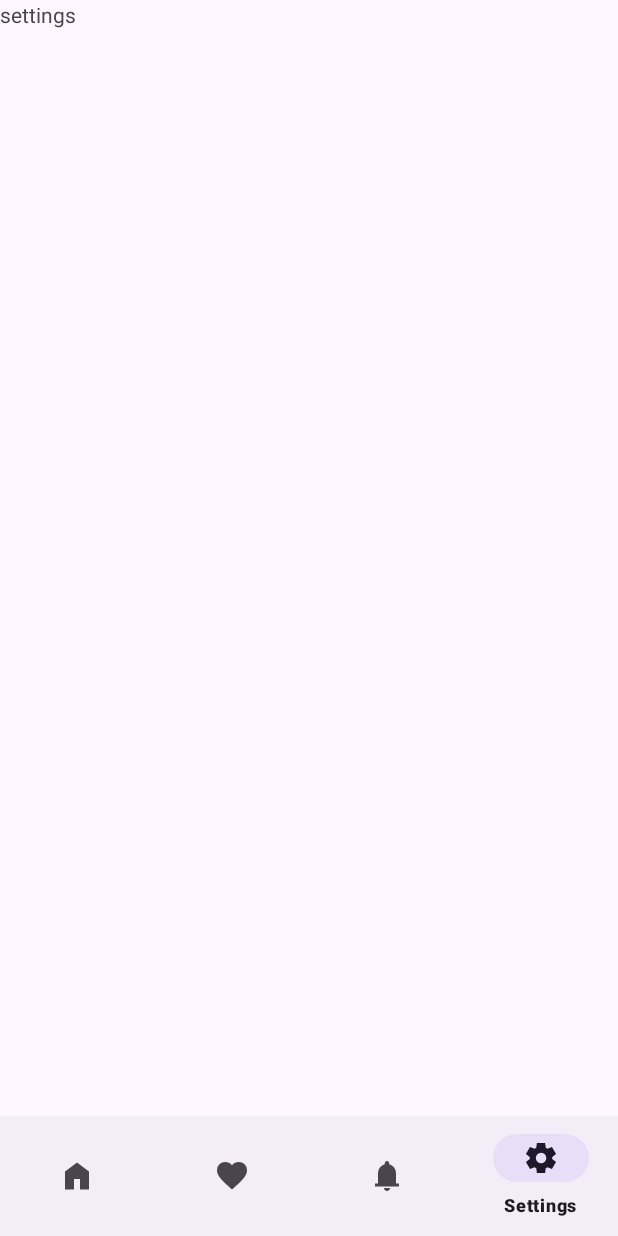
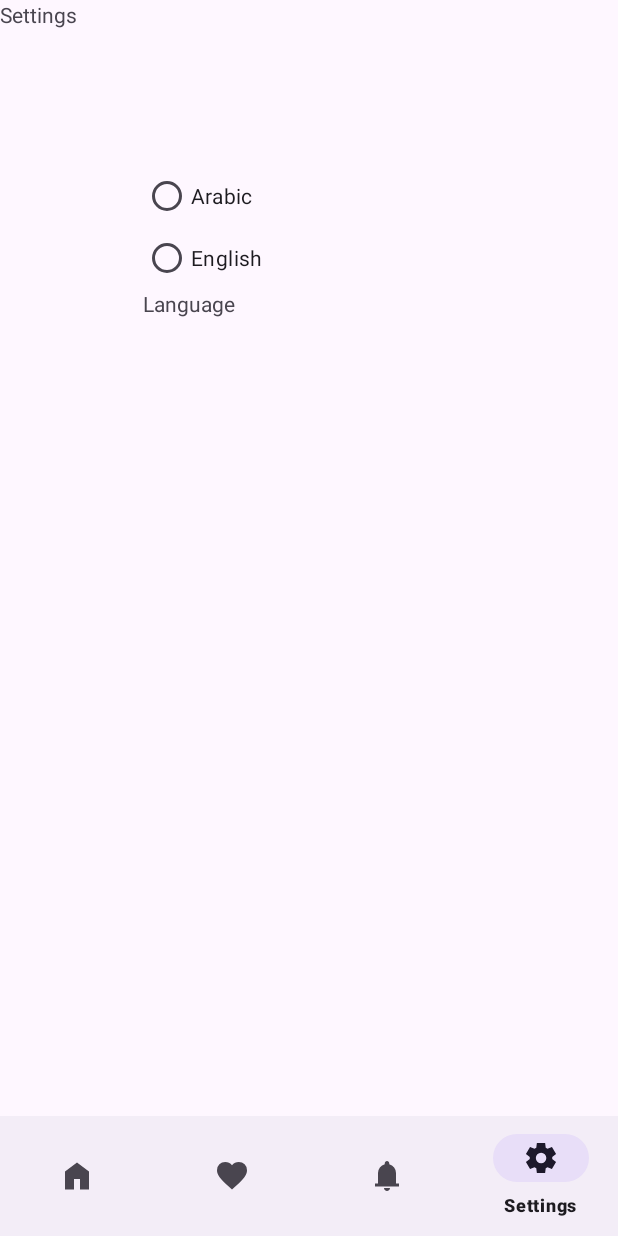
Before and after one commit to sarrahAshrraf/WeatherApp, an Android app: the screen it shows after launch (HomeActivity), item 4 of the bottom bar chosen, on a phone screen of 412 x 824 dp. Run offline under Robolectric (Android 15) with nearby library versions, the phone set to English and light mode, and no system bars.

Commit message:
complete the language settings implmentation and ui

```diff
--- a/app/build.gradle.kts
+++ b/app/build.gradle.kts
@@ -5,7 +5,7 @@ plugins {
 
 android {
     viewBinding{ enable= true}
-    dataBinding{enable = true}
+//    dataBinding{enable = true}
     namespace = "com.example.weatherapppoject"
     compileSdk = 34
 
--- a/app/src/main/AndroidManifest.xml
+++ b/app/src/main/AndroidManifest.xml
@@ -16,7 +16,7 @@
             android:name=".view.HomeActivity"
             android:exported="false" />
         <activity
-            android:name=".view.MainActivity"
+            android:name=".view.SplashScreen"
             android:exported="true">
             <intent-filter>
                 <action android:name="android.intent.action.MAIN" />
--- /dev/null
+++ b/app/src/main/java/com/example/weatherapppoject/sharedprefrences/SharedPrefrencesManager.kt
@@ -0,0 +1,45 @@
+package com.example.weatherapppoject.sharedprefrences
+
+import android.content.Context
+import android.content.SharedPreferences
+import kotlinx.coroutines.InternalCoroutinesApi
+import kotlinx.coroutines.internal.synchronized
+
+//make it single tone
+class SharedPrefrencesManager private constructor(context: Context){
+
+                private val sharedPreferences: SharedPreferences =
+                        context.applicationContext.getSharedPreferences(PREF_NAME, Context.MODE_PRIVATE)
+
+                fun saveString(key: String, value: String) {
+                        sharedPreferences.edit().putString(key, value).apply()
+                }
+
+                fun getString(key: String, defaultValue: String): String {
+                        return sharedPreferences.getString(key, defaultValue) ?: defaultValue
+                }
+
+                fun removeKey(key: String) {
+                        sharedPreferences.edit().remove(key).apply()
+                }
+
+                companion object {
+                        private const val PREF_NAME = "MyAppPreferences"
+                        private var instance: SharedPrefrencesManager? = null
+
+                        @OptIn(InternalCoroutinesApi::class)
+                        fun getInstance(context: Context): SharedPrefrencesManager {
+                                return instance ?: synchronized(this) {
+                                        instance ?: SharedPrefrencesManager(context).also { instance = it }
+                                }
+                        }
+                }
+        }
+
+
+enum class SharedKey {
+        LANGUAGE,
+        CITY
+
+
+}
--- a/app/src/main/java/com/example/weatherapppoject/view/HomeFragment.kt
+++ b/app/src/main/java/com/example/weatherapppoject/view/HomeFragment.kt
@@ -6,6 +6,8 @@ import android.view.LayoutInflater
 import android.view.View
 import android.view.ViewGroup
 import com.example.weatherapppoject.R
+import com.example.weatherapppoject.sharedprefrences.SharedKey
+import com.example.weatherapppoject.sharedprefrences.SharedPrefrencesManager
 
 // TODO: Rename parameter arguments, choose names that match
 // the fragment initialization parameters, e.g. ARG_ITEM_NUMBER
@@ -18,16 +20,16 @@ private const val ARG_PARAM2 = "param2"
  * create an instance of this fragment.
  */
 class HomeFragment : Fragment() {
-    // TODO: Rename and change types of parameters
-    private var param1: String? = null
-    private var param2: String? = null
+    private lateinit var sharedPreferencesManager: SharedPrefrencesManager
+
 
     override fun onCreate(savedInstanceState: Bundle?) {
         super.onCreate(savedInstanceState)
-        arguments?.let {
-            param1 = it.getString(ARG_PARAM1)
-            param2 = it.getString(ARG_PARAM2)
-        }
+        // Get the SharedPreferencesManager instance
+        sharedPreferencesManager = SharedPrefrencesManager.getInstance(requireContext())
+        // Retrieve data
+        val value = sharedPreferencesManager.getString(SharedKey.LANGUAGE.name, "default")
+
     }
 
     override fun onCreateView(
@@ -37,24 +39,4 @@ class HomeFragment : Fragment() {
         // Inflate the layout for this fragment
         return inflater.inflate(R.layout.fragment_home, container, false)
     }
-
-    companion object {
-        /**
-         * Use this factory method to create a new instance of
-         * this fragment using the provided parameters.
-         *
-         * @param param1 Parameter 1.
-         * @param param2 Parameter 2.
-         * @return A new instance of fragment HomeFragment.
-         */
-        // TODO: Rename and change types and number of parameters
-        @JvmStatic
-        fun newInstance(param1: String, param2: String) =
-            HomeFragment().apply {
-                arguments = Bundle().apply {
-                    putString(ARG_PARAM1, param1)
-                    putString(ARG_PARAM2, param2)
-                }
-            }
-    }
 }
--- a/app/src/main/java/com/example/weatherapppoject/view/SettingsFragment.kt
+++ b/app/src/main/java/com/example/weatherapppoject/view/SettingsFragment.kt
@@ -1,60 +1,92 @@
 package com.example.weatherapppoject.view
 
+import android.content.Context
+import android.content.res.Configuration
+import android.os.Build
 import android.os.Bundle
 import androidx.fragment.app.Fragment
 import android.view.LayoutInflater
 import android.view.View
 import android.view.ViewGroup
+import android.widget.RadioButton
+import android.widget.Toast
 import com.example.weatherapppoject.R
+import com.example.weatherapppoject.databinding.FragmentSettingsBinding
+import com.example.weatherapppoject.sharedprefrences.SharedKey
+import com.example.weatherapppoject.sharedprefrences.SharedPrefrencesManager
+import com.example.weatherapppoject.view.ContextUtils
+import java.util.Locale
 
-// TODO: Rename parameter arguments, choose names that match
-// the fragment initialization parameters, e.g. ARG_ITEM_NUMBER
-private const val ARG_PARAM1 = "param1"
-private const val ARG_PARAM2 = "param2"
-
-/**
- * A simple [Fragment] subclass.
- * Use the [SettingsFragment.newInstance] factory method to
- * create an instance of this fragment.
- */
 class SettingsFragment : Fragment() {
-    // TODO: Rename and change types of parameters
-    private var param1: String? = null
-    private var param2: String? = null
-
-    override fun onCreate(savedInstanceState: Bundle?) {
-        super.onCreate(savedInstanceState)
-        arguments?.let {
-            param1 = it.getString(ARG_PARAM1)
-            param2 = it.getString(ARG_PARAM2)
-        }
-    }
+    lateinit var binding: FragmentSettingsBinding
+    private lateinit var sharedPreferencesManager: SharedPrefrencesManager
 
     override fun onCreateView(
         inflater: LayoutInflater, container: ViewGroup?,
         savedInstanceState: Bundle?
-    ): View? {
-        // Inflate the layout for this fragment
-        return inflater.inflate(R.layout.fragment_settings, container, false)
+    ): View {
+        binding = FragmentSettingsBinding.inflate(inflater, container, false)
+        return binding.root
     }
 
-    companion object {
-        /**
-         * Use this factory method to create a new instance of
-         * this fragment using the provided parameters.
-         *
-         * @param param1 Parameter 1.
-         * @param param2 Parameter 2.
-         * @return A new instance of fragment SettingsFragment.
-         */
-        // TODO: Rename and change types and number of parameters
-        @JvmStatic
-        fun newInstance(param1: String, param2: String) =
-            SettingsFragment().apply {
-                arguments = Bundle().apply {
-                    putString(ARG_PARAM1, param1)
-                    putString(ARG_PARAM2, param2)
+    override fun onCreate(savedInstanceState: Bundle?) {
+        super.onCreate(savedInstanceState)
+        // Get the SharedPreferencesManager instance
+        sharedPreferencesManager = SharedPrefrencesManager.getInstance(requireContext())
+
+          }
+    override fun onViewCreated(view: View, savedInstanceState: Bundle?) {
+        super.onViewCreated(view, savedInstanceState)
+
+        binding.langueRadioGrop.setOnCheckedChangeListener { group, checkedId ->
+            val checkedRadioButton = group.findViewById<RadioButton>(checkedId)
+            if (!checkedRadioButton.isChecked) {
+                checkedRadioButton.isChecked = true
+            } else {
+                when (checkedId) {
+                    R.id.arRdiobtn -> {
+                        binding.enRdiobtn.isChecked = false
+                        Toast.makeText(requireContext(),"en", Toast.LENGTH_SHORT).show()
+                        setLocale("ar")
+                        // Save data
+                        sharedPreferencesManager.saveString(SharedKey.LANGUAGE.name, "ar")
+
+                    }
+                    R.id.enRdiobtn -> {
+                        binding.arRdiobtn.isChecked = false
+                        Toast.makeText(requireContext(),"ar",Toast.LENGTH_SHORT).show()
+                        sharedPreferencesManager.saveString(SharedKey.LANGUAGE.name, "en")
+
+                        setLocale("en")
+                    }
                 }
             }
+        }
+    }
+
+    private fun setLocale(languageCode: String) {
+        val locale = Locale(languageCode)
+        Locale.setDefault(locale)
+        val resources = requireContext().resources
+
+        val config = Configuration(resources.configuration)
+        config.setLocale(locale)
+
+        val context= ContextUtils.wrapContext(requireContext(), locale)
+        val translatedSettingsText = context.getString(R.string.settings)
+        val translatedLanguageText = context.getString(R.string.language)
+
+        binding.textView9.text = translatedSettingsText
+        binding.textView10.text = translatedLanguageText
+
+//        requireActivity().recreate()
     }
 }
+object ContextUtils {
+    fun wrapContext(baseContext: Context, locale: Locale): Context {
+        val config = Configuration(baseContext.resources.configuration)
+        Locale.setDefault(locale)
+        config.setLocale(locale)
+        return baseContext.createConfigurationContext(config)
+    }
+}
--- a/app/src/main/java/com/example/weatherapppoject/view/MainActivity.kt
+++ b/app/src/main/java/com/example/weatherapppoject/view/SplashScreen.kt
@@ -5,31 +5,35 @@ import androidx.appcompat.app.AppCompatActivity
 import android.os.Bundle
 import android.os.Handler
 import com.example.weatherapppoject.R
-import com.airbnb.lottie.LottieAnimationView
 import com.bumptech.glide.Glide
 import com.example.weatherapppoject.databinding.ActivityMainBinding
 
-class MainActivity : AppCompatActivity() {
+class SplashScreen : AppCompatActivity() {
     private lateinit var binding: ActivityMainBinding
     private val handler = Handler()
+    private var isFirstLaunch = true
 
     override fun onCreate(savedInstanceState: Bundle?) {
         super.onCreate(savedInstanceState)
         binding = ActivityMainBinding.inflate(layoutInflater)
         setContentView(binding.root)
+
+        isFirstLaunch = savedInstanceState == null
+        if (isFirstLaunch) {
             binding.animationView.playAnimation()
             Glide.with(this)
                 .asGif()
                 .load(R.drawable.wordsplashscreen)
                 .into(binding.imageView)
-
             handler.postDelayed({
                 binding.animationView.cancelAnimation()
-            navigateToHomeActivity() }, 5000)
+                navigateToHomeActivity()
+            }, 5000)
+        } else {
+            navigateToHomeActivity()
+        }
+    }
 
-
-
-    }
     private fun navigateToHomeActivity() {
         val intent = Intent(this, HomeActivity::class.java)
         startActivity(intent)
@@ -38,16 +42,22 @@ class MainActivity : AppCompatActivity() {
 
     override fun onResume() {
         super.onResume()
+        if (isFirstLaunch) {
             binding.animationView.resumeAnimation()
+        }
     }
 
     override fun onPause() {
         super.onPause()
+        if (isFirstLaunch) {
             binding.animationView.pauseAnimation()
+        }
     }
 
     override fun onDestroy() {
         super.onDestroy()
+        if (isFirstLaunch) {
             binding.animationView.cancelAnimation()
         }
     }
+}
--- a/app/src/main/res/layout/activity_main.xml
+++ b/app/src/main/res/layout/activity_main.xml
@@ -5,7 +5,7 @@
     android:layout_width="match_parent"
     android:layout_height="match_parent"
     android:backgroundTint="#FFFFFF"
-    tools:context=".view.MainActivity">
+    tools:context=".view.SplashScreen">
 
     <com.airbnb.lottie.LottieAnimationView
         android:id="@+id/animationView"
--- a/app/src/main/res/layout/fragment_settings.xml
+++ b/app/src/main/res/layout/fragment_settings.xml
@@ -1,14 +1,78 @@
 <?xml version="1.0" encoding="utf-8"?>
-<FrameLayout xmlns:android="http://schemas.android.com/apk/res/android"
+<androidx.constraintlayout.widget.ConstraintLayout
+    xmlns:android="http://schemas.android.com/apk/res/android"
     xmlns:tools="http://schemas.android.com/tools"
+    xmlns:app="http://schemas.android.com/apk/res-auto"
     android:layout_width="match_parent"
     android:layout_height="match_parent"
     tools:context=".view.SettingsFragment">
 
-    <!-- TODO: Update blank fragment layout -->
     <TextView
+        android:id="@+id/textView9"
         android:layout_width="match_parent"
         android:layout_height="match_parent"
-        android:text="settings" />
+        android:text="@string/settings" />
 
-</FrameLayout>
+    <RadioGroup
+        android:id="@+id/langueRadioGrop"
+        android:layout_width="220dp"
+        android:layout_height="102dp"
+        android:layout_marginBottom="496dp"
+        app:layout_constraintBottom_toBottomOf="parent"
+        app:layout_constraintEnd_toEndOf="parent"
+        app:layout_constraintHorizontal_bias="0.497"
+        app:layout_constraintStart_toStartOf="parent"
+        app:layout_constraintTop_toTopOf="@+id/textView9"
+        app:layout_constraintVertical_bias="0.752">
+
+        <RadioButton
+            android:id="@+id/arRdiobtn"
+            android:layout_width="wrap_content"
+            android:layout_height="wrap_content"
+            android:layout_weight="1"
+            android:text="@string/arabic" />
+
+        <RadioButton
+            android:id="@+id/enRdiobtn"
+            android:layout_width="wrap_content"
+            android:layout_height="wrap_content"
+            android:layout_weight="1"
+            android:text="@string/english" />
+
+        <LinearLayout
+            android:layout_width="match_parent"
+            android:layout_height="wrap_content"
+            android:orientation="horizontal">
+
+            <TextView
+                android:id="@+id/textView10"
+                android:layout_width="wrap_content"
+                android:layout_height="wrap_content"
+                android:layout_gravity="center"
+                android:text="@string/language" />
+
+            <LinearLayout
+                android:layout_width="152dp"
+                android:layout_height="wrap_content"
+                android:orientation="vertical"
+                android:weightSum="3">
+
+            </LinearLayout>
+
+        </LinearLayout>
+
+    </RadioGroup>
+
+    <RadioGroup
+        android:id="@+id/degreeRadioGrop"
+        android:layout_width="222dp"
+        android:layout_height="138dp"
+        android:layout_marginTop="252dp"
+        app:layout_constraintBottom_toBottomOf="parent"
+        app:layout_constraintEnd_toEndOf="parent"
+        app:layout_constraintHorizontal_bias="0.497"
+        app:layout_constraintStart_toStartOf="parent"
+        app:layout_constraintTop_toTopOf="@+id/textView9"
+        app:layout_constraintVertical_bias="0.017" />
+
+</androidx.constraintlayout.widget.ConstraintLayout>
--- a/app/src/main/res/values/strings.xml
+++ b/app/src/main/res/values/strings.xml
@@ -1,5 +1,21 @@
 <resources>
     <string name="app_name">WeatherAppPoject</string>
-    <string name="hello_blank_fragment">Hello blank fragment</string>
+    <string name="today">Today</string>
+    <string name="city">Alexandria</string>
+    <string name="dayformat">Tue Mar 11</string>
+    <string name="weatherstatus">Partly Cloudy</string>
+    <string name="weathertemp">25</string>
+    <string name="cloudpercent">5%</string>
+    <string name="clouds">Clouds</string>
+    <string name="next5days">Next 5 days</string>
+    <string name="pressure">Pressure</string>
+    <string name="humidity">Humidity</string>
+    <string name="english">English</string>
+    <string name="arabic">Arabic</string>
+    <string name="settings">Settings</string>
+    <string name="language">Language</string>
+
+
+
 
 </resources>
```
Also changed, not shown: app/src/main/res/layout/fragment_home.xml (+56 -46 lines), 1 other file. Lines whose indentation alone changed are shown as unchanged.
